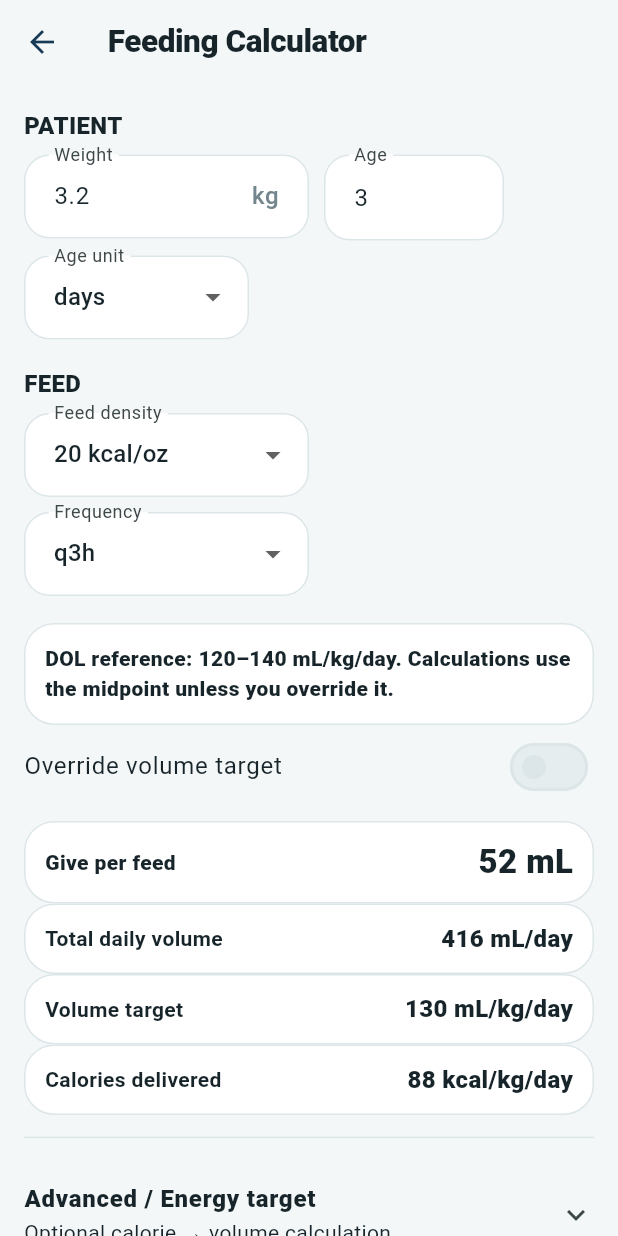
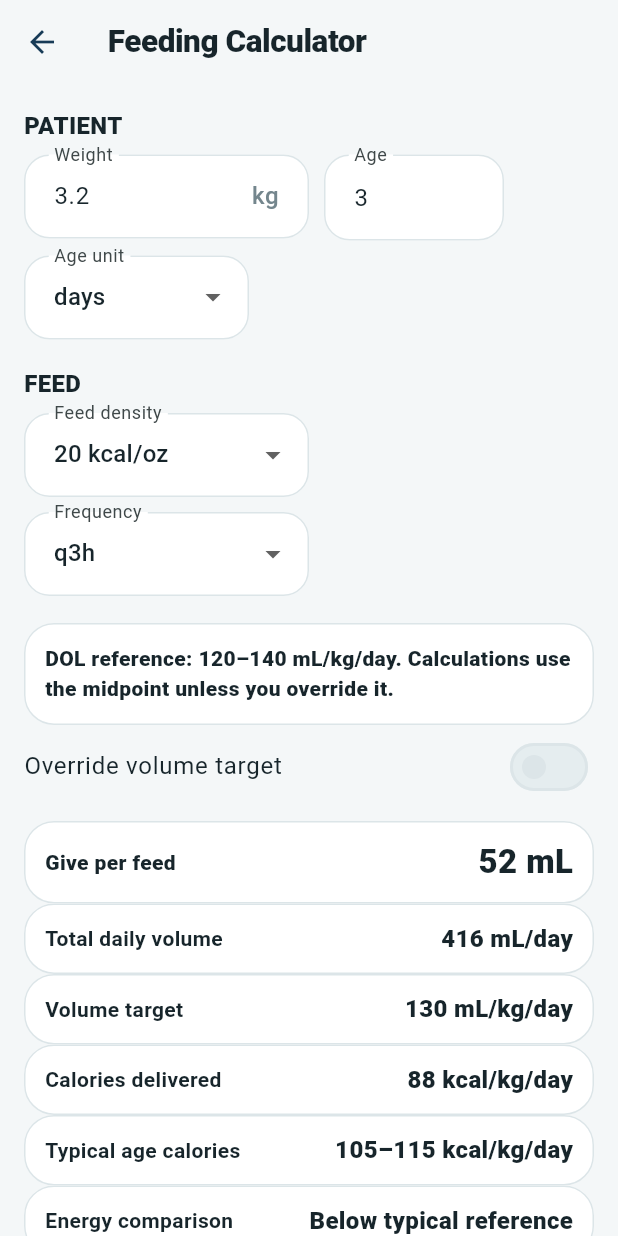
Before and after one commit to extraxen/pedsflow, a Flutter app: the InfantFeedingScreen screen opened directly, on a phone screen of 412 x 824 dp. Run offline on Flutter 3.47's test engine with Material 3 defaults, Android fonts, the phone set to English and light mode, and no system bars; our stand-ins replace image_picker, shared_preferences; missing offline and left inert: dart:js_interop; accounts and stored records are empty.

Commit message:
Display age calorie reference and comparison

```diff
--- a/lib/features/neonatal/infant_feeding_screen.dart
+++ b/lib/features/neonatal/infant_feeding_screen.dart
@@ -69,6 +69,8 @@ class _InfantFeedingScreenState extends State<InfantFeedingScreen> {
     final energy = mlKg != null ? InfantFeedingEngine.kcalKgDay(mlKgDay: mlKg, kcalPerOz: kcalOz) : null;
     final perFeed = !continuous && daily != null ? daily / feedsPerDay : null;
     final hourly = continuous && daily != null ? daily / 24 : null;
+    final calorieReference = days == null ? null : InfantFeedingEngine.calorieReferenceForAgeDays(days);
+    final calorieStatus = energy != null && calorieReference != null ? InfantFeedingEngine.calorieReferenceStatus(kcalKgDay: energy, reference: calorieReference) : null;
     final desiredKcal = n(customKcal);
     final volumeForCalories = desiredKcal != null ? InfantFeedingEngine.mlKgDayFromCalories(targetKcalKgDay: desiredKcal, kcalPerOz: kcalOz) : null;
 
@@ -132,6 +134,8 @@ class _InfantFeedingScreenState extends State<InfantFeedingScreen> {
         if (daily != null) result('Total daily volume', '${daily.toStringAsFixed(0)} mL/day'),
         if (mlKg != null) result('Volume target', '${mlKg.toStringAsFixed(0)} mL/kg/day'),
         if (energy != null) result('Calories delivered', '${energy.toStringAsFixed(0)} kcal/kg/day'),
+        if (calorieReference != null) result('Typical age calories', calorieReference.minMlKgDay.toStringAsFixed(0) + '–' + calorieReference.maxMlKgDay.toStringAsFixed(0) + ' kcal/kg/day'),
+        if (calorieStatus != null) result('Energy comparison', calorieStatus),
         const Divider(height: 30),
         ExpansionTile(
           tilePadding: EdgeInsets.zero,
```
